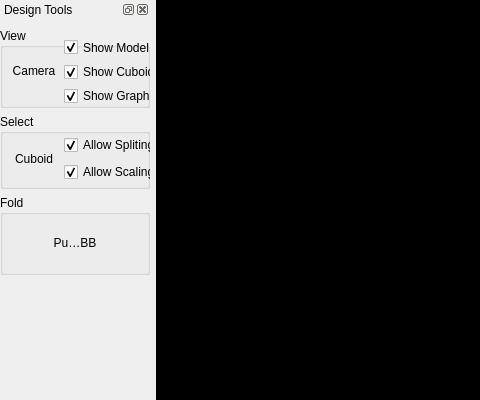
letienhung/fold-hcc, file Demo/Screens/DesignWidget.ui: the form before one commit; both pictures show x 0 to 480 and y 0 to 400 of the 901 by 648 pixel window.
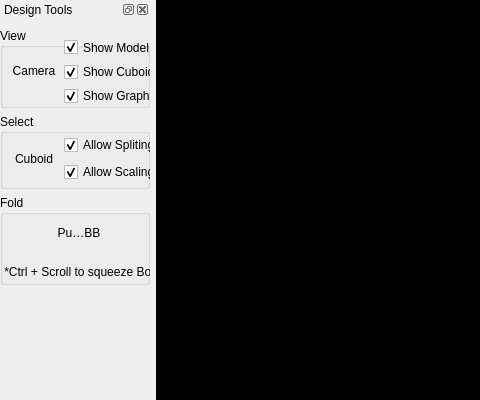
The form after the commit. Icons and pictures are not drawn.

Diff of the .ui file:
```diff
--- a/Demo/Screens/DesignWidget.ui
+++ b/Demo/Screens/DesignWidget.ui
@@ -190,7 +190,7 @@
          <property name="minimumSize">
           <size>
            <width>150</width>
-           <height>80</height>
+           <height>90</height>
           </size>
          </property>
          <property name="maximumSize">
@@ -202,14 +202,32 @@
          <property name="title">
           <string>Fold</string>
          </property>
-         <layout class="QGridLayout" name="gridLayout_5">
-          <property name="margin">
-           <number>0</number>
+         <widget class="QWidget" name="">
+          <property name="geometry">
+           <rect>
+            <x>1</x>
+            <y>14</y>
+            <width>156</width>
+            <height>71</height>
+           </rect>
           </property>
-          <property name="spacing">
-           <number>0</number>
-          </property>
-          <item row="0" column="0">
+          <layout class="QVBoxLayout" name="verticalLayout_3">
+           <item>
+            <layout class="QHBoxLayout" name="horizontalLayout_4">
+             <item>
+              <spacer name="horizontalSpacer">
+               <property name="orientation">
+                <enum>Qt::Horizontal</enum>
+               </property>
+               <property name="sizeHint" stdset="0">
+                <size>
+                 <width>40</width>
+                 <height>20</height>
+                </size>
+               </property>
+              </spacer>
+             </item>
+             <item>
            <widget class="QToolButton" name="pushButton">
             <property name="sizePolicy">
              <sizepolicy hsizetype="Fixed" vsizetype="Fixed">
@@ -253,7 +271,30 @@
             </property>
            </widget>
           </item>
-         </layout>
+             <item>
+              <spacer name="horizontalSpacer_2">
+               <property name="orientation">
+                <enum>Qt::Horizontal</enum>
+               </property>
+               <property name="sizeHint" stdset="0">
+                <size>
+                 <width>40</width>
+                 <height>20</height>
+                </size>
+               </property>
+              </spacer>
+             </item>
+            </layout>
+           </item>
+           <item>
+            <widget class="QLabel" name="label">
+             <property name="text">
+              <string> *Ctrl + Scroll to squeeze Box*</string>
+             </property>
+            </widget>
+           </item>
+          </layout>
+         </widget>
         </widget>
        </item>
        <item row="0" column="0">
```
Lines whose indentation alone changed are shown as unchanged.
